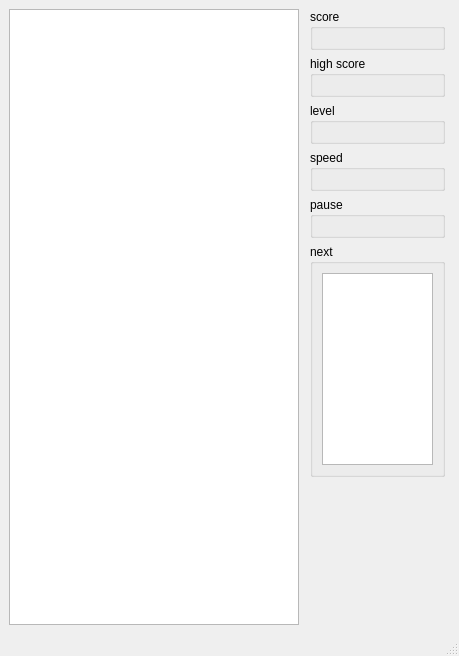
The window that src/gui/desktop.ui (MaximPortnov/CPP4_3DViewer_v2.0) describes before a commit, drawn with Qt 5.
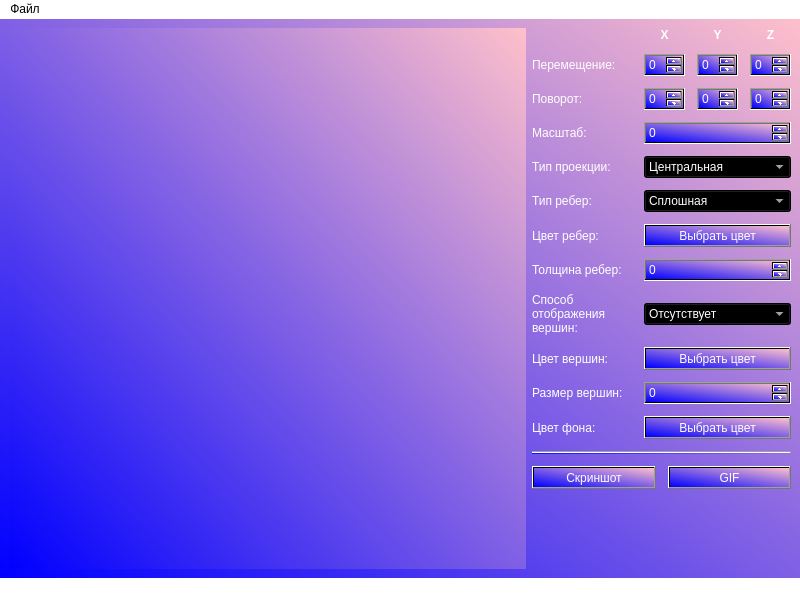
The same window after the commit.

```diff
--- a/src/gui/desktop.ui
+++ b/src/gui/desktop.ui
@@ -6,100 +6,412 @@
    <rect>
     <x>0</x>
     <y>0</y>
-    <width>459</width>
-    <height>656</height>
+    <width>800</width>
+    <height>600</height>
    </rect>
   </property>
   <property name="windowTitle">
    <string>MainWindow</string>
   </property>
+  <property name="styleSheet">
+   <string notr="true">background-color: qlineargradient(spread:pad, x1:0, y1:1, x2:1, y2:0, stop:0 rgba(0, 0, 255, 255), stop:1 rgba(255, 192, 203, 255));
+</string>
+  </property>
   <widget class="QWidget" name="centralwidget">
-   <layout class="QHBoxLayout" name="horizontalLayout" stretch="2,1">
-    <property name="spacing">
-     <number>6</number>
-    </property>
-    <property name="sizeConstraint">
-     <enum>QLayout::SizeConstraint::SetDefaultConstraint</enum>
-    </property>
+   <layout class="QHBoxLayout" name="horizontalLayout_2" stretch="2,1">
     <item>
-     <widget class="QTableWidget" name="tableWidget"/>
+     <widget class="QWidget" name="widget" native="true"/>
     </item>
     <item>
-     <layout class="QVBoxLayout" name="verticalLayout">
-      <property name="leftMargin">
-       <number>5</number>
+     <layout class="QVBoxLayout" name="verticalLayout_3" stretch="3,1,3,0,0">
+      <property name="spacing">
+       <number>12</number>
       </property>
-      <property name="topMargin">
-       <number>0</number>
-      </property>
-      <property name="rightMargin">
-       <number>5</number>
-      </property>
-      <property name="bottomMargin">
-       <number>4</number>
-      </property>
       <item>
-       <widget class="QGroupBox" name="groupBox">
-        <property name="title">
-         <string>score</string>
-        </property>
-        <layout class="QVBoxLayout" name="groupBox_verticalLayout">
-        </layout>
-       </widget>
+       <layout class="QGridLayout" name="gridLayout_3">
+        <item row="7" column="1" colspan="3">
+         <widget class="QSpinBox" name="spinBox_10">
+          <property name="styleSheet">
+           <string notr="true">color: rgb(255, 255, 255);</string>
+          </property>
+         </widget>
+        </item>
+        <item row="1" column="2">
+         <widget class="QSpinBox" name="spinBox_2">
+          <property name="styleSheet">
+           <string notr="true">color: rgb(255, 255, 255);</string>
+          </property>
+         </widget>
+        </item>
+        <item row="10" column="0">
+         <widget class="QLabel" name="label_14">
+          <property name="styleSheet">
+           <string notr="true">background: transparent;
+color: rgb(255, 255, 255);</string>
+          </property>
+          <property name="text">
+           <string>Размер вершин:</string>
+          </property>
+         </widget>
+        </item>
+        <item row="5" column="1" colspan="3">
+         <widget class="QComboBox" name="comboBox_2">
+          <property name="styleSheet">
+           <string notr="true">color: rgb(255, 255, 255);</string>
+          </property>
+          <item>
+           <property name="text">
+            <string>Сплошная</string>
+           </property>
+          </item>
+          <item>
+           <property name="text">
+            <string>Пунктирная</string>
+           </property>
+          </item>
+         </widget>
+        </item>
+        <item row="1" column="1">
+         <widget class="QSpinBox" name="spinBox">
+          <property name="styleSheet">
+           <string notr="true">color: rgb(255, 255, 255);</string>
+          </property>
+         </widget>
+        </item>
+        <item row="4" column="0">
+         <widget class="QLabel" name="label_8">
+          <property name="styleSheet">
+           <string notr="true">background: transparent;
+color: rgb(255, 255, 255);</string>
+          </property>
+          <property name="text">
+           <string>Тип проекции:</string>
+          </property>
+         </widget>
+        </item>
+        <item row="2" column="2">
+         <widget class="QSpinBox" name="spinBox_6">
+          <property name="styleSheet">
+           <string notr="true">color: rgb(255, 255, 255);</string>
+          </property>
+         </widget>
+        </item>
+        <item row="8" column="1" colspan="3">
+         <widget class="QComboBox" name="comboBox_3">
+          <property name="styleSheet">
+           <string notr="true">color: rgb(255, 255, 255);</string>
+          </property>
+          <item>
+           <property name="text">
+            <string>Отсутствует</string>
+           </property>
+          </item>
+          <item>
+           <property name="text">
+            <string>Круг</string>
+           </property>
+          </item>
+          <item>
+           <property name="text">
+            <string>Квадрат</string>
+           </property>
+          </item>
+         </widget>
+        </item>
+        <item row="3" column="1" colspan="3">
+         <widget class="QSpinBox" name="spinBox_9">
+          <property name="styleSheet">
+           <string notr="true">color: rgb(255, 255, 255);</string>
+          </property>
+         </widget>
+        </item>
+        <item row="1" column="0">
+         <widget class="QLabel" name="label">
+          <property name="styleSheet">
+           <string notr="true">background: transparent;
+color: rgb(255, 255, 255);</string>
+          </property>
+          <property name="text">
+           <string>Перемещение:</string>
+          </property>
+         </widget>
+        </item>
+        <item row="9" column="1" colspan="3">
+         <widget class="QPushButton" name="pushButton_2">
+          <property name="styleSheet">
+           <string notr="true">color: rgb(255, 255, 255);</string>
+          </property>
+          <property name="text">
+           <string>Выбрать цвет</string>
+          </property>
+         </widget>
+        </item>
+        <item row="11" column="1" colspan="3">
+         <widget class="QPushButton" name="pushButton_3">
+          <property name="styleSheet">
+           <string notr="true">color: rgb(255, 255, 255);</string>
+          </property>
+          <property name="text">
+           <string>Выбрать цвет</string>
+          </property>
+         </widget>
+        </item>
+        <item row="4" column="1" colspan="3">
+         <widget class="QComboBox" name="comboBox">
+          <property name="styleSheet">
+           <string notr="true">color: rgb(255, 255, 255);</string>
+          </property>
+          <item>
+           <property name="text">
+            <string>Центральная</string>
+           </property>
+          </item>
+          <item>
+           <property name="text">
+            <string>Параллельная</string>
+           </property>
+          </item>
+         </widget>
+        </item>
+        <item row="11" column="0">
+         <widget class="QLabel" name="label_15">
+          <property name="styleSheet">
+           <string notr="true">background: transparent;
+color: rgb(255, 255, 255);</string>
+          </property>
+          <property name="text">
+           <string>Цвет фона:</string>
+          </property>
+         </widget>
+        </item>
+        <item row="6" column="1" colspan="3">
+         <widget class="QPushButton" name="pushButton">
+          <property name="styleSheet">
+           <string notr="true">color: rgb(255, 255, 255);</string>
+          </property>
+          <property name="text">
+           <string>Выбрать цвет</string>
+          </property>
+         </widget>
+        </item>
+        <item row="5" column="0">
+         <widget class="QLabel" name="label_9">
+          <property name="styleSheet">
+           <string notr="true">background: transparent;
+color: rgb(255, 255, 255);</string>
+          </property>
+          <property name="text">
+           <string>Тип ребер:</string>
+          </property>
+         </widget>
+        </item>
+        <item row="7" column="0">
+         <widget class="QLabel" name="label_11">
+          <property name="styleSheet">
+           <string notr="true">background: transparent;
+color: rgb(255, 255, 255);</string>
+          </property>
+          <property name="text">
+           <string>Толщина ребер:</string>
+          </property>
+         </widget>
+        </item>
+        <item row="1" column="3">
+         <widget class="QSpinBox" name="spinBox_4">
+          <property name="styleSheet">
+           <string notr="true">color: rgb(255, 255, 255);</string>
+          </property>
+         </widget>
+        </item>
+        <item row="2" column="3">
+         <widget class="QSpinBox" name="spinBox_7">
+          <property name="styleSheet">
+           <string notr="true">color: rgb(255, 255, 255);</string>
+          </property>
+         </widget>
+        </item>
+        <item row="10" column="1" colspan="3">
+         <widget class="QSpinBox" name="spinBox_11">
+          <property name="styleSheet">
+           <string notr="true">color: rgb(255, 255, 255);</string>
+          </property>
+         </widget>
+        </item>
+        <item row="2" column="1">
+         <widget class="QSpinBox" name="spinBox_5">
+          <property name="styleSheet">
+           <string notr="true">color: rgb(255, 255, 255);</string>
+          </property>
+         </widget>
+        </item>
+        <item row="3" column="0">
+         <widget class="QLabel" name="label_3">
+          <property name="styleSheet">
+           <string notr="true">background: transparent;
+color: rgb(255, 255, 255);</string>
+          </property>
+          <property name="text">
+           <string>Масштаб:</string>
+          </property>
+         </widget>
+        </item>
+        <item row="2" column="0">
+         <widget class="QLabel" name="label_2">
+          <property name="styleSheet">
+           <string notr="true">background: transparent;
+color: rgb(255, 255, 255);</string>
+          </property>
+          <property name="text">
+           <string>Поворот:</string>
+          </property>
+         </widget>
+        </item>
+        <item row="8" column="0">
+         <widget class="QLabel" name="label_12">
+          <property name="styleSheet">
+           <string notr="true">background: transparent;
+color: rgb(255, 255, 255);</string>
+          </property>
+          <property name="text">
+           <string>Способ отображения вершин:</string>
+          </property>
+          <property name="wordWrap">
+           <bool>true</bool>
+          </property>
+         </widget>
+        </item>
+        <item row="9" column="0">
+         <widget class="QLabel" name="label_13">
+          <property name="styleSheet">
+           <string notr="true">background: transparent;
+color: rgb(255, 255, 255);</string>
+          </property>
+          <property name="text">
+           <string>Цвет вершин:</string>
+          </property>
+         </widget>
+        </item>
+        <item row="6" column="0">
+         <widget class="QLabel" name="label_10">
+          <property name="styleSheet">
+           <string notr="true">background: transparent;
+color: rgb(255, 255, 255);</string>
+          </property>
+          <property name="text">
+           <string>Цвет ребер:</string>
+          </property>
+         </widget>
+        </item>
+        <item row="0" column="1">
+         <widget class="QLabel" name="label_4">
+          <property name="sizePolicy">
+           <sizepolicy hsizetype="Preferred" vsizetype="Fixed">
+            <horstretch>0</horstretch>
+            <verstretch>0</verstretch>
+           </sizepolicy>
+          </property>
+          <property name="font">
+           <font>
+            <bold>true</bold>
+            <underline>false</underline>
+           </font>
+          </property>
+          <property name="styleSheet">
+           <string notr="true">background: transparent;
+color: rgb(255, 255, 255);</string>
+          </property>
+          <property name="text">
+           <string>X</string>
+          </property>
+          <property name="alignment">
+           <set>Qt::AlignmentFlag::AlignCenter</set>
+          </property>
+         </widget>
+        </item>
+        <item row="0" column="2">
+         <widget class="QLabel" name="label_5">
+          <property name="sizePolicy">
+           <sizepolicy hsizetype="Preferred" vsizetype="Fixed">
+            <horstretch>0</horstretch>
+            <verstretch>0</verstretch>
+           </sizepolicy>
+          </property>
+          <property name="font">
+           <font>
+            <bold>true</bold>
+            <underline>false</underline>
+           </font>
+          </property>
+          <property name="styleSheet">
+           <string notr="true">background: transparent;
+color: rgb(255, 255, 255);</string>
+          </property>
+          <property name="text">
+           <string>Y</string>
+          </property>
+          <property name="alignment">
+           <set>Qt::AlignmentFlag::AlignCenter</set>
+          </property>
+         </widget>
+        </item>
+        <item row="0" column="3">
+         <widget class="QLabel" name="label_7">
+          <property name="sizePolicy">
+           <sizepolicy hsizetype="Preferred" vsizetype="Fixed">
+            <horstretch>0</horstretch>
+            <verstretch>0</verstretch>
+           </sizepolicy>
+          </property>
+          <property name="font">
+           <font>
+            <bold>true</bold>
+            <underline>false</underline>
+           </font>
+          </property>
+          <property name="styleSheet">
+           <string notr="true">background: transparent;
+color: rgb(255, 255, 255);</string>
+          </property>
+          <property name="text">
+           <string>Z</string>
+          </property>
+          <property name="alignment">
+           <set>Qt::AlignmentFlag::AlignCenter</set>
+          </property>
+         </widget>
+        </item>
+       </layout>
       </item>
       <item>
-       <widget class="QGroupBox" name="groupBox_2">
-        <property name="title">
-         <string>high score</string>
+       <widget class="Line" name="line">
+        <property name="orientation">
+         <enum>Qt::Orientation::Horizontal</enum>
         </property>
-        <layout class="QVBoxLayout" name="groupBox_2_verticalLayout">
-        </layout>
        </widget>
       </item>
       <item>
-       <widget class="QGroupBox" name="groupBox_3">
-        <property name="title">
-         <string>level</string>
-        </property>
-        <layout class="QVBoxLayout" name="groupBox_3_verticalLayout">
-        </layout>
-       </widget>
-      </item>
-      <item>
-       <widget class="QGroupBox" name="groupBox_4">
-        <property name="title">
-         <string>speed</string>
-        </property>
-        <layout class="QVBoxLayout" name="groupBox_4_verticalLayout">
-        </layout>
-       </widget>
-      </item>
-      <item>
-       <widget class="QGroupBox" name="groupBox_5">
-        <property name="title">
-         <string>pause</string>
-        </property>
-        <layout class="QVBoxLayout" name="groupBox_5_verticalLayout">
-        </layout>
-       </widget>
-      </item>
-      <item>
-       <widget class="QGroupBox" name="groupBox_6">
-        <property name="minimumSize">
-         <size>
-          <width>0</width>
-          <height>85</height>
-         </size>
-        </property>
-        <property name="title">
-         <string>next</string>
-        </property>
-        <layout class="QVBoxLayout" name="groupBox_6_verticalLayout">
+       <layout class="QHBoxLayout" name="horizontalLayout">
         <item>
-        <widget class="QTableWidget" name="nextTableWidget"/>
+         <widget class="QPushButton" name="pushButton_4">
+          <property name="styleSheet">
+           <string notr="true">color: rgb(255, 255, 255);</string>
+          </property>
+          <property name="text">
+           <string>Скриншот</string>
+          </property>
+         </widget>
         </item>
-        </layout>
-       </widget>
+        <item>
+         <widget class="QPushButton" name="pushButton_5">
+          <property name="styleSheet">
+           <string notr="true">color: rgb(255, 255, 255);</string>
+          </property>
+          <property name="text">
+           <string>GIF</string>
+          </property>
+         </widget>
+        </item>
+       </layout>
       </item>
       <item>
        <spacer name="verticalSpacer">
@@ -114,6 +426,25 @@
         </property>
        </spacer>
       </item>
+      <item>
+       <widget class="QLabel" name="image">
+        <property name="sizePolicy">
+         <sizepolicy hsizetype="Preferred" vsizetype="Fixed">
+          <horstretch>0</horstretch>
+          <verstretch>0</verstretch>
+         </sizepolicy>
+        </property>
+        <property name="styleSheet">
+         <string notr="true">background: transparent;</string>
+        </property>
+        <property name="text">
+         <string/>
+        </property>
+        <property name="alignment">
+         <set>Qt::AlignmentFlag::AlignRight|Qt::AlignmentFlag::AlignTrailing|Qt::AlignmentFlag::AlignVCenter</set>
+        </property>
+       </widget>
+      </item>
      </layout>
     </item>
    </layout>
@@ -123,12 +454,38 @@
     <rect>
      <x>0</x>
      <y>0</y>
-     <width>459</width>
-     <height>21</height>
+     <width>800</width>
+     <height>22</height>
     </rect>
    </property>
+   <property name="styleSheet">
+    <string notr="true">background-color: rgb(255, 255, 255);</string>
+   </property>
+   <widget class="QMenu" name="menu">
+    <property name="styleSheet">
+     <string notr="true">background-color: rgb(118, 89, 230);
+color: rgb(255, 255, 255);</string>
+    </property>
+    <property name="title">
+     <string>Файл</string>
+    </property>
+    <addaction name="action"/>
+   </widget>
+   <addaction name="menu"/>
   </widget>
-  <widget class="QStatusBar" name="statusbar"/>
+  <widget class="QStatusBar" name="statusbar">
+   <property name="autoFillBackground">
+    <bool>false</bool>
+   </property>
+   <property name="styleSheet">
+    <string notr="true">background-color: rgb(255, 255, 255);</string>
+   </property>
+  </widget>
+  <action name="action">
+   <property name="text">
+    <string>Открыть файл</string>
+   </property>
+  </action>
  </widget>
  <resources/>
  <connections/>
```
